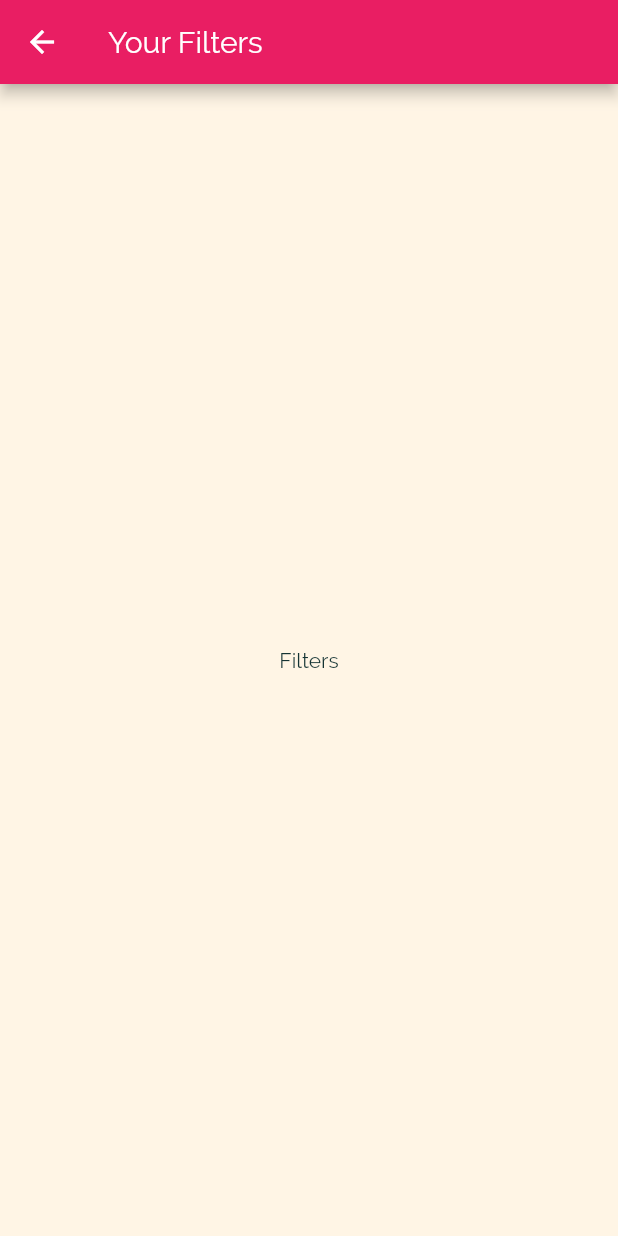
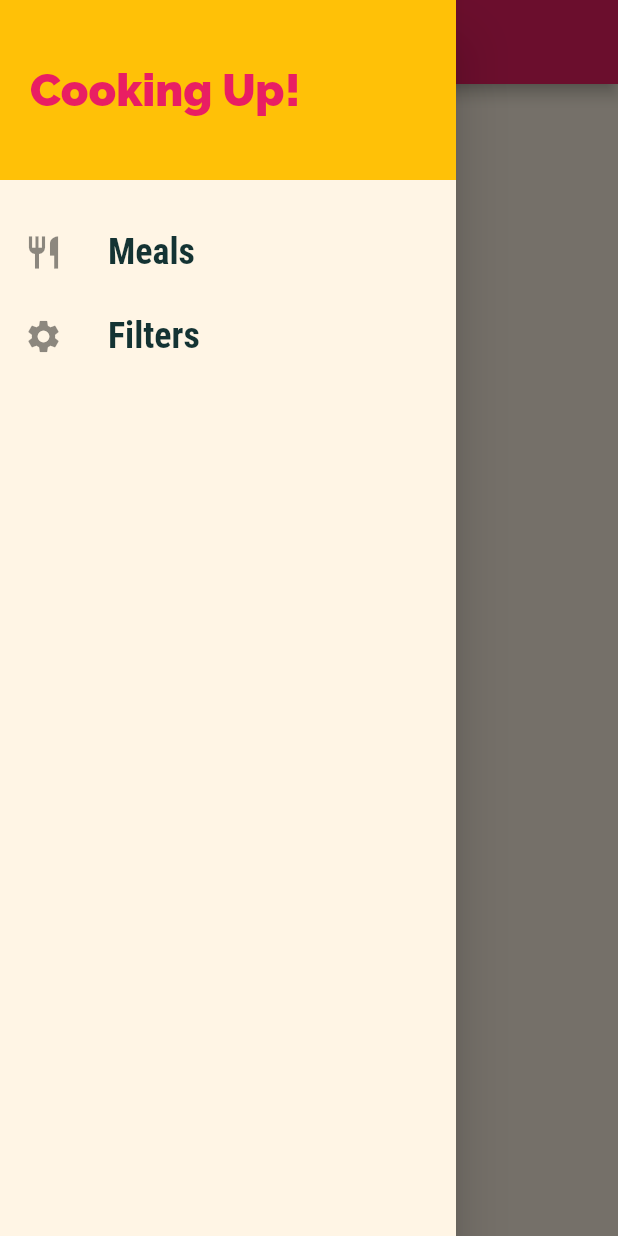
Before and after one commit to kipkoechke/Meals-App, a Flutter app: the FiltersScreen screen opened by its route, with the side drawer open (before the commit the screen has no drawer), on a phone screen of 412 x 824 dp. Run offline on Flutter 3.47's test engine with Material 2 defaults, Android fonts, the phone set to English and light mode, and no system bars.

```diff
--- a/lib/screens/filters_screen.dart
+++ b/lib/screens/filters_screen.dart
@@ -1,4 +1,6 @@
 import 'package:flutter/material.dart';
+
+import '../widgets/main_drawer.dart';
 
 class FiltersScreen extends StatelessWidget {
   const FiltersScreen({super.key});
@@ -11,6 +13,7 @@ class FiltersScreen extends StatelessWidget {
       appBar: AppBar(
         title: const Text('Your Filters'),
       ),
+      drawer: const MainDrawer(),
       body: const Center(
         child: Text('Filters'),
       ),
```
